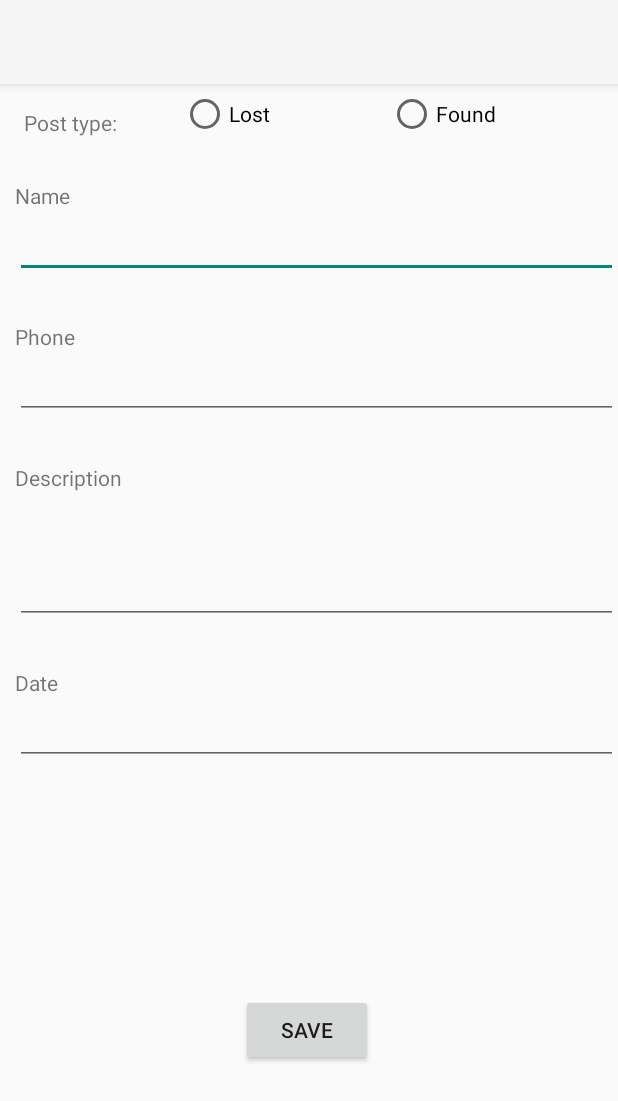
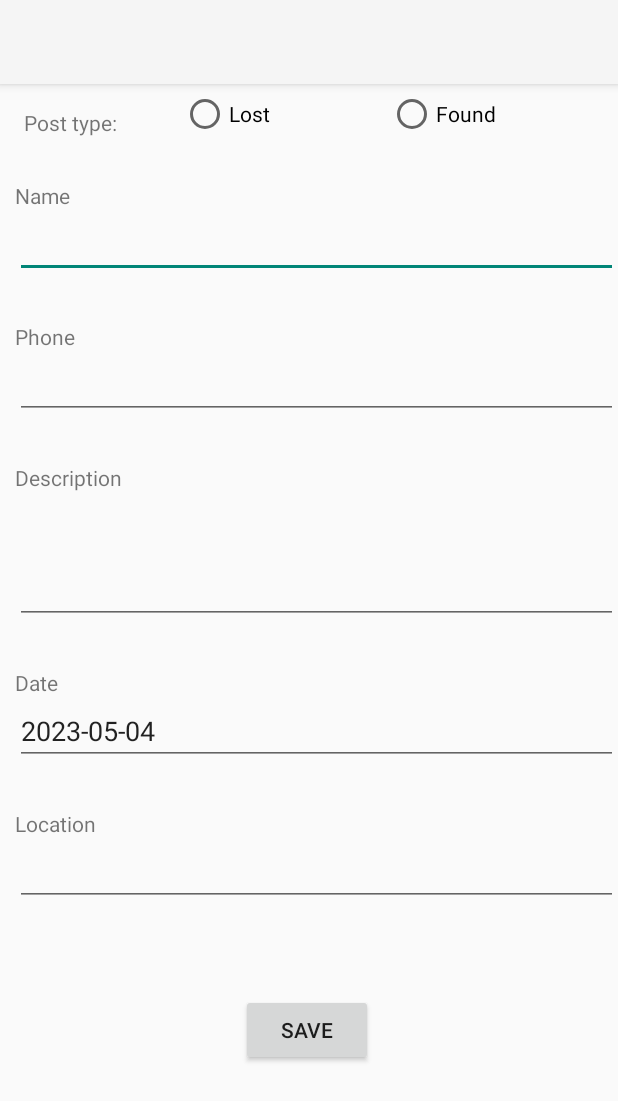
Before and after one commit to IWeidl/Assignment_9.1P, an Android app: the CreateNewActivity screen opened directly, with no data from a screen before it, on a phone screen of 412 x 824 dp. Shown: the top 1101 px of the screen. Run offline under Robolectric (Android 15) with nearby library versions, the phone set to English and light mode, and no system bars.

Commit message:
All functionality, just need to decorate.

```diff
--- a/app/src/main/java/com/iweidl/assignment71p/CreateNewActivity.java
+++ b/app/src/main/java/com/iweidl/assignment71p/CreateNewActivity.java
@@ -2,12 +2,86 @@ package com.iweidl.assignment71p;
 
 import androidx.appcompat.app.AppCompatActivity;
 import android.os.Bundle;
+import android.widget.Button;
+import android.widget.EditText;
+import android.widget.RadioButton;
+import android.widget.RadioGroup;
+import android.widget.TextView;
+import android.widget.Toast;
+
+import com.iweidl.assignment71p.sqlitehelper.LostFoundDBHelper;
+
+import org.w3c.dom.Text;
+
+import java.text.ParseException;
+import java.text.SimpleDateFormat;
+import java.util.Date;
+import java.util.Locale;
 
 public class CreateNewActivity extends AppCompatActivity {
+    private RadioGroup radioGroupLostFound;
+    private RadioButton radioLost;
+    private RadioButton radioFound;
+    private EditText editTextName;
+    private EditText editTextPhone;
+    private EditText editTextDescription;
+    private EditText editTextDate;
+    private EditText editTextLocation;
+    private Button buttonSave;
+
+    private LostFoundDBHelper dbHelper;
+
+    SimpleDateFormat dateFormat;
 
     @Override
     protected void onCreate(Bundle savedInstanceState) {
         super.onCreate(savedInstanceState);
         setContentView(R.layout.activity_create_new);
+
+        radioGroupLostFound = findViewById(R.id.radioGroupLostFound);
+        radioLost = findViewById(R.id.radioLost);
+        radioFound = findViewById(R.id.radioFound);
+        editTextPhone = findViewById(R.id.editTextPhone);
+        editTextName = findViewById(R.id.editTextName);
+        editTextDescription = findViewById(R.id.editTextDescription);
+        editTextDate = findViewById(R.id.editTextDate);
+        editTextLocation = findViewById(R.id.editTextLocation);
+        buttonSave = findViewById(R.id.buttonSave);
+
+        dateFormat = new SimpleDateFormat("yyyy-MM-dd", Locale.getDefault());
+        editTextDate.setText(dateFormat.format(new Date()));
+
+        dbHelper = new LostFoundDBHelper(this);
+
+        buttonSave.setOnClickListener(view -> {
+            saveItem();
+        });
     }
+
+    private void saveItem() {
+        int radioButtonId = radioGroupLostFound.getCheckedRadioButtonId();
+        String status = radioButtonId == R.id.radioLost ? "lost" : "found";
+
+        String name = editTextName.getText().toString().trim();
+        String phone = editTextPhone.getText().toString().trim();
+        String description = editTextDescription.getText().toString().trim();
+        String dateString = editTextDate.getText().toString().trim();
+        String location = editTextLocation.getText().toString().trim();
+
+        Date date;
+        try {
+            date = dateFormat.parse(dateString);
+        } catch (ParseException e) {
+            Toast.makeText(this, "Invalid date format, use yyyy-MM-dd", Toast.LENGTH_SHORT).show();
+            return;
+        }
+
+        if (dbHelper.insertItem(status, name, phone, description, date, location)) {
+            Toast.makeText(this, "Item saved", Toast.LENGTH_SHORT).show();
+            finish();
+        } else {
+            Toast.makeText(this, "Error saving item", Toast.LENGTH_SHORT).show();
+        }
+    }
+
 }
--- a/app/src/main/res/layout/activity_create_new.xml
+++ b/app/src/main/res/layout/activity_create_new.xml
@@ -19,6 +19,7 @@
         app:layout_constraintTop_toTopOf="parent" />
 
     <RadioGroup
+        android:id="@+id/radioGroupLostFound"
         android:layout_width="276dp"
         android:layout_height="54dp"
         android:layout_marginStart="42dp"
@@ -128,10 +129,34 @@
         android:layout_marginHorizontal="10dp"
         android:layout_marginStart="10dp"
         android:ems="10"
+        android:inputType="date"
+        app:layout_constraintEnd_toEndOf="parent"
+        app:layout_constraintStart_toStartOf="parent"
+        app:layout_constraintTop_toBottomOf="@+id/textViewDate"
+        tools:ignore="TextFields" />
+
+    <TextView
+        android:id="@+id/textViewLocation"
+        android:layout_width="wrap_content"
+        android:layout_height="wrap_content"
+        android:layout_marginStart="10dp"
+        android:layout_marginTop="29dp"
+        android:text="Location"
+        app:layout_constraintStart_toStartOf="parent"
+        app:layout_constraintTop_toBottomOf="@+id/editTextDate" />
+
+    <EditText
+        android:id="@+id/editTextLocation"
+        android:layout_width="match_parent"
+        android:layout_height="wrap_content"
+        android:layout_marginHorizontal="10dp"
+        android:layout_marginStart="10dp"
+        android:ems="10"
         android:inputType="text"
         app:layout_constraintEnd_toEndOf="parent"
         app:layout_constraintStart_toStartOf="parent"
-        app:layout_constraintTop_toBottomOf="@+id/textViewDate" />
+        app:layout_constraintTop_toBottomOf="@+id/textViewLocation"
+        tools:ignore="TextFields" />
 
     <Button
         android:id="@+id/buttonSave"
```
Also changed, not shown: app/src/main/AndroidManifest.xml (+9 -3 lines), app/src/main/java/com/iweidl/assignment71p/ItemDetailsActivity.java (added, +65 -0 lines), app/src/main/java/com/iweidl/assignment71p/LostFoundItemAdapter.java (added, +51 -0 lines), app/src/main/java/com/iweidl/assignment71p/LostFoundViewHolder.java (added, +18 -0 lines), app/src/main/java/com/iweidl/assignment71p/MainActivity.java (+12 -2 lines), app/src/main/java/com/iweidl/assignment71p/ShowAllLostAndFoundActivity.java (added, +50 -0 lines), app/src/main/java/com/iweidl/assignment71p/sqlitehelper/LostFoundDBHelper.java (+45 -2 lines), app/src/main/res/layout/activity_item_details.xml (added, +40 -0 lines), app/src/main/res/layout/activity_show_all_lost_found.xml (added, +18 -0 lines), app/src/main/res/layout/item_lost_found.xml (added, +20 -0 lines).
